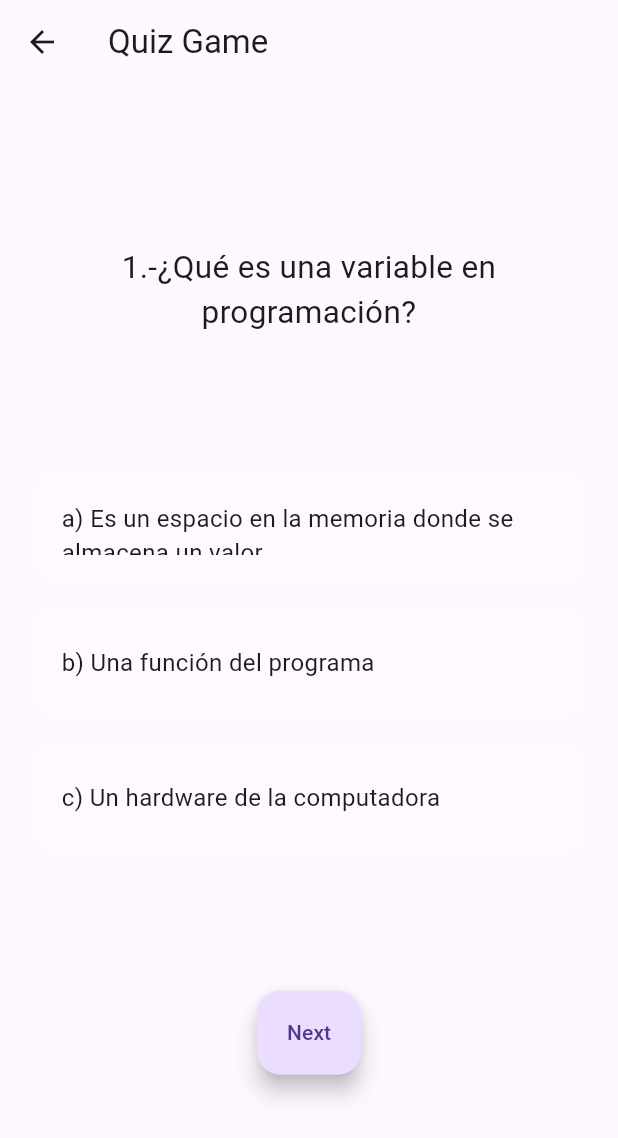
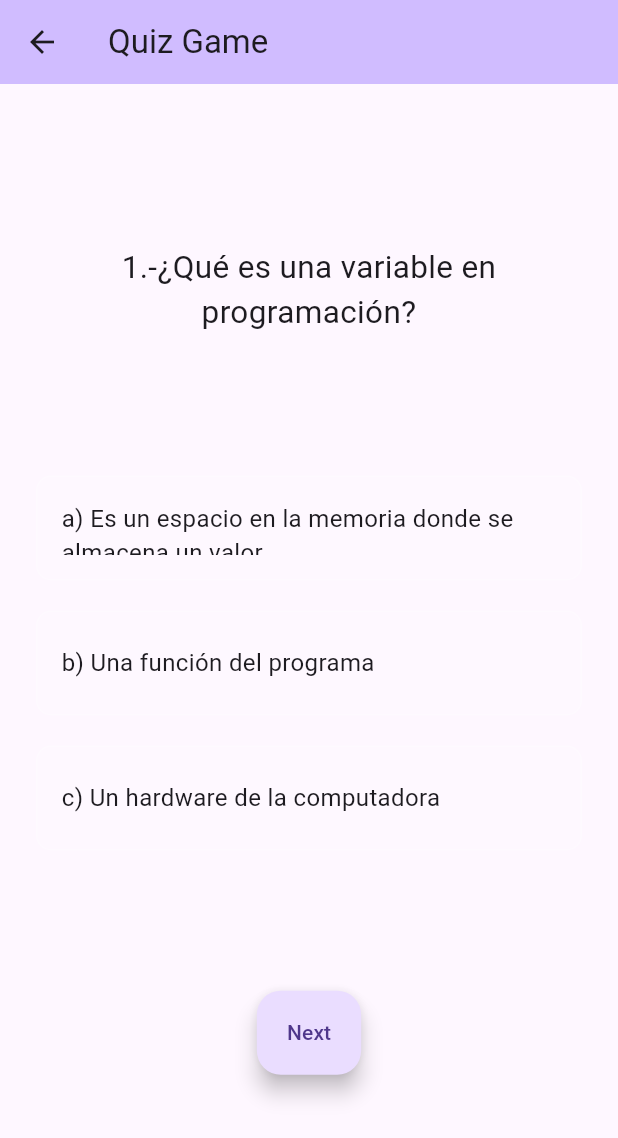
Before and after one commit to cartveroj/flutter_quizz, a Flutter app: the screen it shows after launch, after a tap on "Quizz 1", on a phone screen of 412 x 824 dp. Shown: the top 1138 px of the screen. Run offline on Flutter 3.47's test engine with Material 3 defaults, Android fonts, the phone set to English and light mode, and no system bars.

Commit message:
ajuste paginas

```diff
--- a/quizz_app/lib/main.dart
+++ b/quizz_app/lib/main.dart
@@ -13,13 +13,6 @@ class MyApp extends StatelessWidget {
   @override
   Widget build(BuildContext context) {
     return const MaterialApp(
-      /* title: 'Quizz game',
-      theme: ThemeData(
-        colorScheme: ColorScheme.fromSeed(seedColor: Colors.deepPurple),
-        useMaterial3: true,
-      ),
-      home: const QuizzPage(),
-      ), */
       // eliminar el banner de debug
       debugShowCheckedModeBanner: false,
       home: MyHomePage(title: 'Flutter Quizz'), //el title se puede quitar
--- a/quizz_app/lib/pages/end_page.dart
+++ b/quizz_app/lib/pages/end_page.dart
@@ -27,7 +27,7 @@ class EndPage extends StatelessWidget {
               width: 250,
               child: CircularProgressIndicator(
                 strokeWidth: 10,
-                value: score / 9,
+                value: score / 3,
                 color: Colors.green,
                 backgroundColor: Colors.white,
               ),
--- a/quizz_app/lib/pages/home.dart
+++ b/quizz_app/lib/pages/home.dart
@@ -18,26 +18,25 @@ class _MyHomePageState extends State<MyHomePage> {
   @override
   Widget build(BuildContext context) {
     return Scaffold(
-      appBar: AppBar(
-        backgroundColor: Theme.of(context).colorScheme.inversePrimary,
-        title: Text(widget.title),
-      ),
       body: Center(
         child: Column(
           //mainAxisAlignment: MainAxisAlignment.center,
           children: <Widget>[
+            const SizedBox(height: 30),
             const Padding(
                 padding: EdgeInsets.all(35.0),
                 child: Column(
                     crossAxisAlignment: CrossAxisAlignment.center,
                     children: <Widget>[
                       Text(
-                        'Aqui va el titulo',
+                        'QUIZZ GAME',
                         style: TextStyle(
-                            fontSize: 28, fontWeight: FontWeight.w500),
+                            fontSize: 30,
+                            fontWeight: FontWeight.w800,
+                            fontFamily: 'Roboto'),
                       ),
                       Text(
-                        'un poco de texto',
+                        '¡Selecciona un test y demuestra lo que sabes!',
                         style: TextStyle(fontSize: 14),
                       )
                     ])),
--- a/quizz_app/lib/pages/quizz_page.dart
+++ b/quizz_app/lib/pages/quizz_page.dart
@@ -47,7 +47,9 @@ class _QuizPageState extends State<QuizPage> {
     bool isLastQuestion = questionIndex == questions.length - 1;
 
     return Scaffold(
-      appBar: AppBar(title: const Text('Quiz Game')),
+      appBar: AppBar(
+          backgroundColor: Theme.of(context).colorScheme.inversePrimary,
+          title: const Text('Quiz Game')),
       body: Padding(
         padding: const EdgeInsets.all(24.0),
         child: Column(
--- a/quizz_app/pubspec.yaml
+++ b/quizz_app/pubspec.yaml
@@ -36,6 +36,7 @@ dependencies:
   # Use with the CupertinoIcons class for iOS style icons.
   cupertino_icons: ^1.0.2
   provider: ^6.1.2
+  google_fonts: ^6.2.0
 
 dev_dependencies:
   flutter_test:
```
Also changed, not shown: quizz_app/pubspec.lock, 2 other files.
